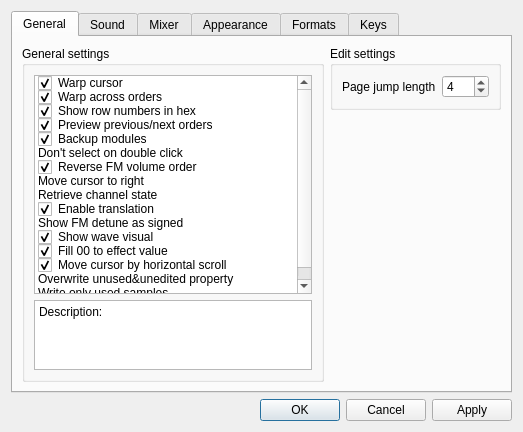
Old version of the form BambooTracker/gui/configuration_dialog.ui in the repository BambooTracker/BambooTracker.
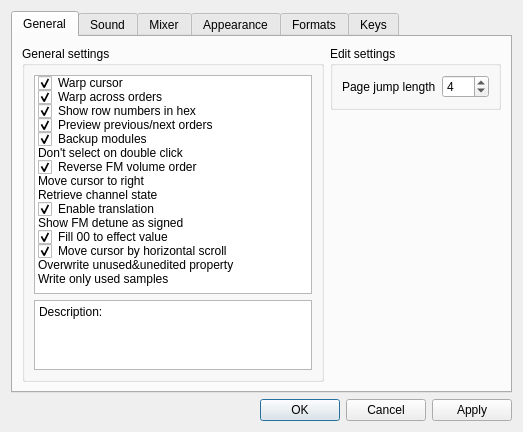
New version of the form. Custom widgets are drawn as their Qt base class.

Commit message: Move wave view settings to View menu

What changed in the file:
```diff
--- a/BambooTracker/gui/configuration_dialog.ui
+++ b/BambooTracker/gui/configuration_dialog.ui
@@ -133,14 +133,6 @@
               <enum>Unchecked</enum>
              </property>
             </item>
-            <item>
-             <property name="text">
-              <string>Show wave visual</string>
-             </property>
-             <property name="checkState">
-              <enum>Checked</enum>
-             </property>
-            </item>
             <item>
              <property name="text">
               <string>Fill 00 to effect value</string>
```
The commit also changes 8 other files.
